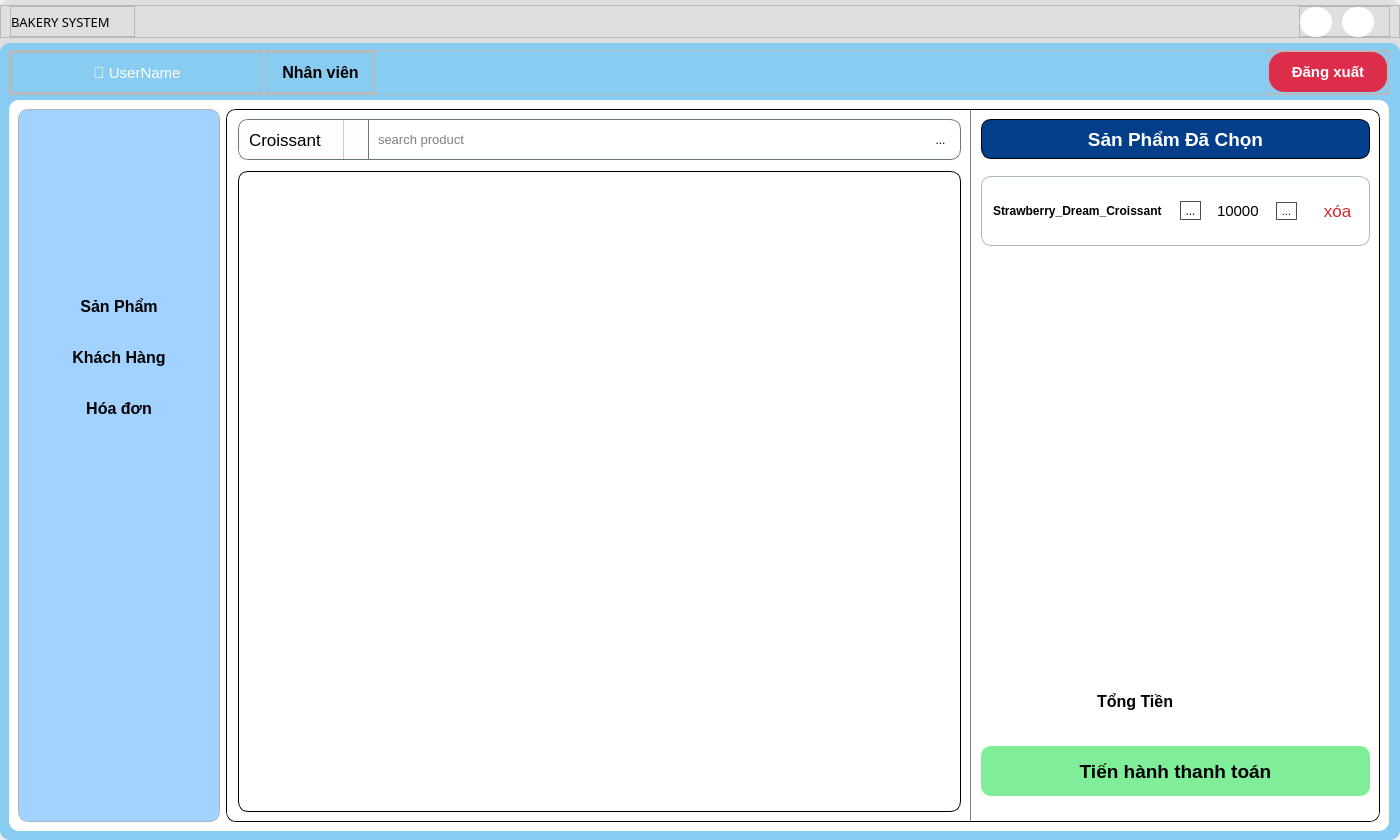
This is UI/forms/employee/employee_main_screen.ui in yuukun123/bakery-management-system as Qt 5 draws it before an edit. The edited form follows.
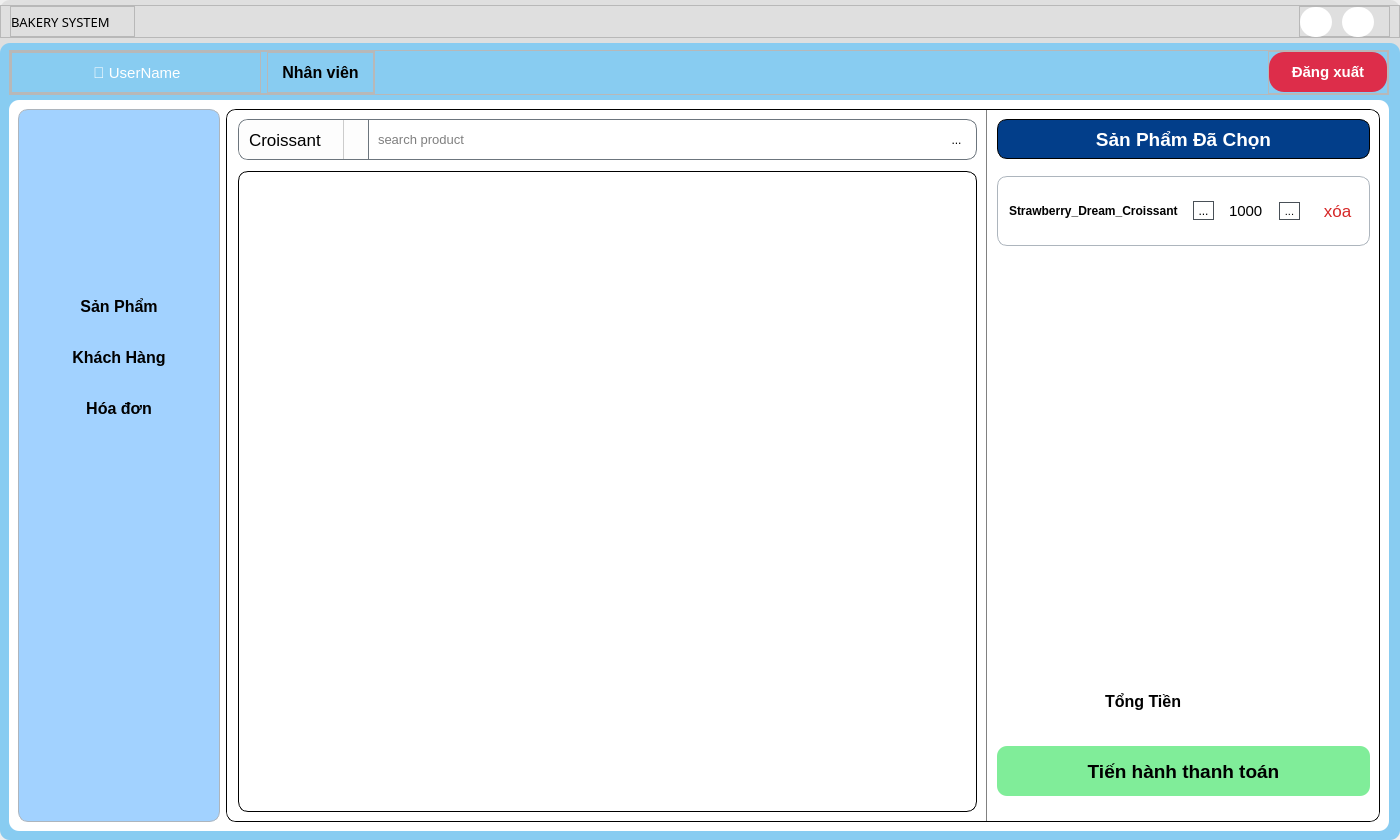
This is the edited form. Icons and pictures are not drawn.

What changed in the file:
```diff
--- a/UI/forms/employee/employee_main_screen.ui
+++ b/UI/forms/employee/employee_main_screen.ui
@@ -1314,7 +1314,7 @@
                                  </property>
                                  <layout class="QHBoxLayout" name="horizontalLayout_9">
                                   <property name="spacing">
-                                   <number>18</number>
+                                   <number>15</number>
                                   </property>
                                   <property name="leftMargin">
                                    <number>11</number>
@@ -1375,7 +1375,7 @@
                                     </property>
                                     <layout class="QHBoxLayout" name="horizontalLayout_10">
                                      <property name="spacing">
-                                      <number>0</number>
+                                      <number>5</number>
                                      </property>
                                      <property name="leftMargin">
                                       <number>0</number>
@@ -1423,7 +1423,7 @@
                                        </property>
                                        <property name="maximumSize">
                                         <size>
-                                         <width>75</width>
+                                         <width>55</width>
                                          <height>50</height>
                                         </size>
                                        </property>
@@ -1433,7 +1433,7 @@
                                         </font>
                                        </property>
                                        <property name="text">
-                                        <string>10000</string>
+                                        <string>1000</string>
                                        </property>
                                        <property name="alignment">
                                         <set>Qt::AlignCenter</set>
```
